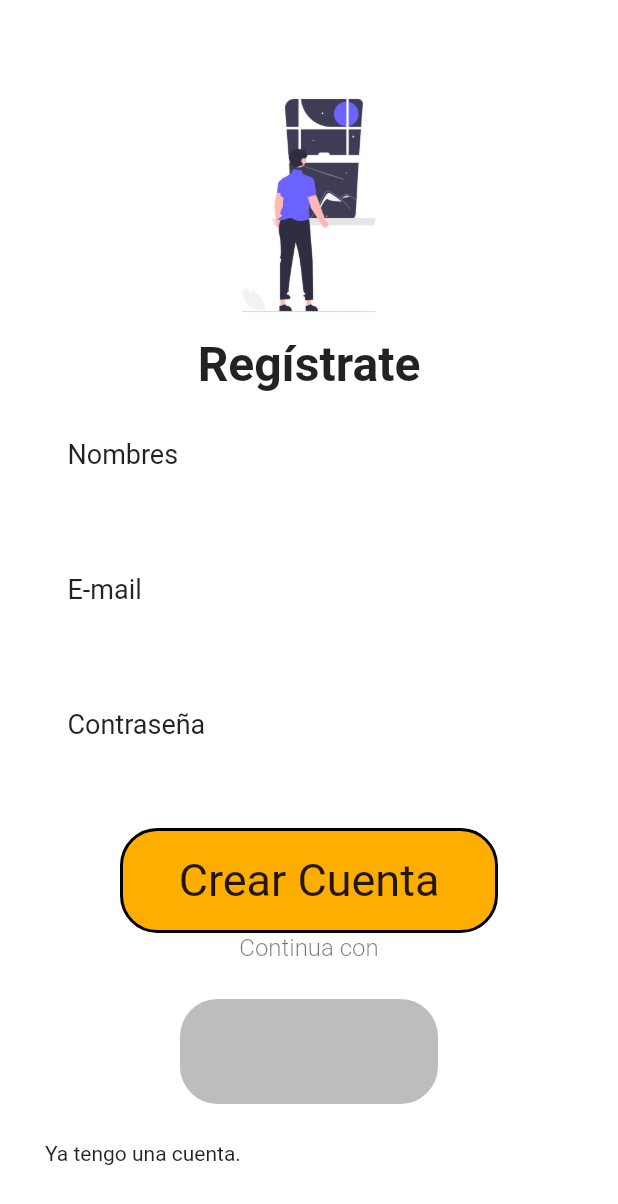
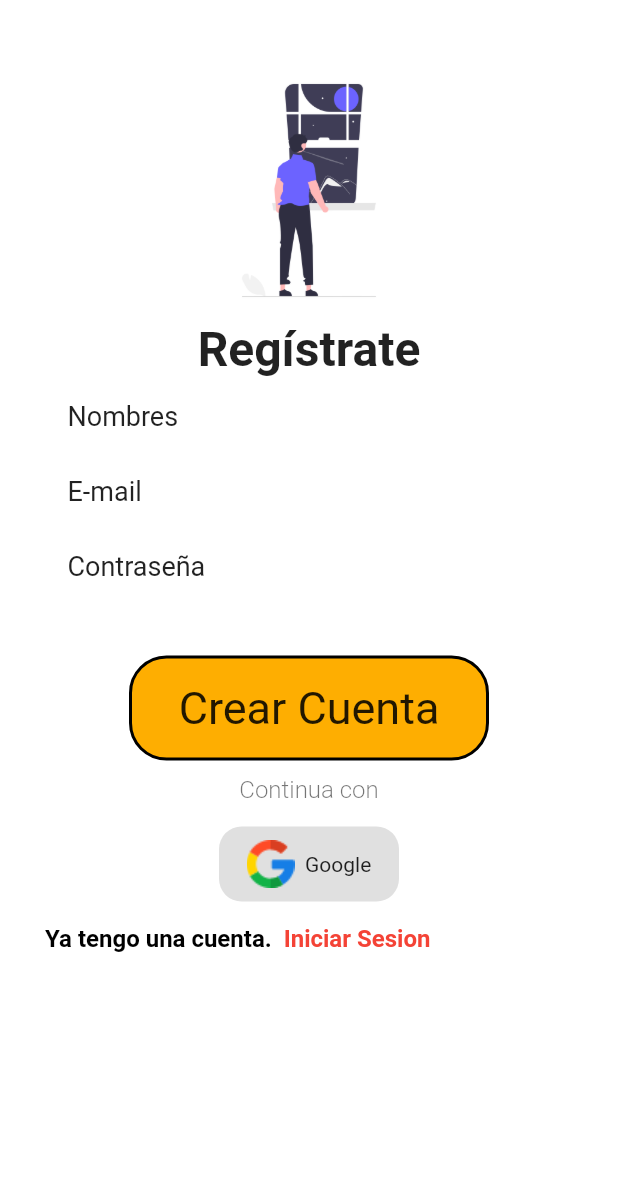
Before and after one commit to RZDN/ApuStoreApp, a Flutter app: the screen it shows after launch, after a tap on "Registrarse", on a phone screen of 412 x 824 dp. Shown: the top 1204 px of the screen. Run offline on Flutter 3.47's test engine with Material 2 defaults, Android fonts, the phone set to English and light mode, and no system bars.

Commit message:
haciendo responsive el login y register

```diff
--- a/lib/Pages/Authentication/register_page.dart
+++ b/lib/Pages/Authentication/register_page.dart
@@ -8,8 +8,18 @@ class RegisterPage extends StatefulWidget {
 }
 
 class _RegisterPageState extends State<RegisterPage> {
+  bool sizeOfScreen() {
+    double heightScreem = MediaQuery.of(context).size.height;
+
+    if (heightScreem < 700) {
+      return true;
+    }
+    return false;
+  }
+
   @override
   Widget build(BuildContext context) {
+    print(MediaQuery.of(context).size.height);
     return Scaffold(
       backgroundColor: Colors.white.withOpacity(0.9),
       body: GestureDetector(
@@ -18,31 +28,36 @@ class _RegisterPageState extends State<RegisterPage> {
         },
         child: SingleChildScrollView(
           child: Padding(
-            padding: const EdgeInsets.only(top: 50.0),
+            padding: sizeOfScreen()
+                ? const EdgeInsets.only(top: 5.0)
+                : const EdgeInsets.only(top: 40.0),
             child: Column(
               children: [
                 Center(
                   child: Image.asset(
                     "assets/images/undraw_Starry_window_re_0v82.png",
-                    scale: 5,
+                    scale: sizeOfScreen() ? 8 : 5,
                   ),
                 ),
-                const Center(
+                Center(
                   child: Text(
                     "Regístrate",
                     style: TextStyle(
-                      fontSize: 32.0,
+                      fontSize: sizeOfScreen() ? 24.0 : 32.0,
                       fontWeight: FontWeight.w700,
                     ),
                   ),
                 ),
                 Container(
-                  padding: const EdgeInsets.only(left: 45.0, top: 30.0),
+                  padding: EdgeInsets.only(
+                    left: 45.0,
+                    top: sizeOfScreen() ? 5.0 : 15.0,
+                  ),
                   alignment: Alignment.bottomLeft,
-                  child: const Text(
+                  child: Text(
                     "Nombres",
                     style: TextStyle(
-                      fontSize: 18.0,
+                      fontSize: sizeOfScreen() ? 12.0 : 18.0,
                       fontWeight: FontWeight.w400,
                     ),
                   ),
@@ -52,7 +67,11 @@ class _RegisterPageState extends State<RegisterPage> {
                   child: TextFormField(
                     keyboardType: TextInputType.name,
                     decoration: InputDecoration(
+                      isDense: true,
                       filled: true,
+                      contentPadding: sizeOfScreen()
+                          ? const EdgeInsets.all(14.0)
+                          : const EdgeInsets.all(0.0),
                       fillColor: Colors.white,
                       enabledBorder: OutlineInputBorder(
                         borderSide: const BorderSide(color: Colors.white),
@@ -67,10 +86,10 @@ class _RegisterPageState extends State<RegisterPage> {
                 Container(
                   padding: const EdgeInsets.only(left: 45.0, top: 10.0),
                   alignment: Alignment.bottomLeft,
-                  child: const Text(
+                  child: Text(
                     "E-mail",
                     style: TextStyle(
-                      fontSize: 18.0,
+                      fontSize: sizeOfScreen() ? 12.0 : 18.0,
                       fontWeight: FontWeight.w400,
                     ),
                   ),
@@ -82,7 +101,11 @@ class _RegisterPageState extends State<RegisterPage> {
                   child: TextFormField(
                     keyboardType: TextInputType.emailAddress,
                     decoration: InputDecoration(
+                      isDense: true,
                       filled: true,
+                      contentPadding: sizeOfScreen()
+                          ? const EdgeInsets.all(14.0)
+                          : const EdgeInsets.all(0.0),
                       fillColor: Colors.white,
                       enabledBorder: OutlineInputBorder(
                         borderSide: const BorderSide(color: Colors.white),
@@ -97,10 +120,10 @@ class _RegisterPageState extends State<RegisterPage> {
                 Container(
                   padding: const EdgeInsets.only(left: 45.0, top: 10.0),
                   alignment: Alignment.bottomLeft,
-                  child: const Text(
+                  child: Text(
                     "Contraseña",
                     style: TextStyle(
-                      fontSize: 18.0,
+                      fontSize: sizeOfScreen() ? 12.0 : 18.0,
                       fontWeight: FontWeight.w400,
                     ),
                   ),
@@ -108,9 +131,14 @@ class _RegisterPageState extends State<RegisterPage> {
                 Padding(
                   padding: const EdgeInsets.symmetric(horizontal: 30.0),
                   child: TextFormField(
-                    keyboardType: TextInputType.emailAddress,
+                    obscureText: true,
+                    keyboardType: TextInputType.text,
                     decoration: InputDecoration(
                       filled: true,
+                      isDense: true,
+                      contentPadding: sizeOfScreen()
+                          ? const EdgeInsets.all(14.0)
+                          : const EdgeInsets.all(0.0),
                       fillColor: Colors.white,
                       enabledBorder: OutlineInputBorder(
                         borderSide: const BorderSide(color: Colors.white),
@@ -123,23 +151,28 @@ class _RegisterPageState extends State<RegisterPage> {
                   ),
                 ),
                 Padding(
-                  padding: const EdgeInsets.symmetric(horizontal: 80.0),
+                  padding: EdgeInsets.only(
+                      top: sizeOfScreen() ? 15.0 : 30.0,
+                      bottom: sizeOfScreen() ? 5.0 : 10.0),
                   child: InkWell(
                     onTap: () {},
                     child: Container(
-                      height: 70.0,
+                      height: sizeOfScreen() ? 60.0 : 70.0,
+                      width: sizeOfScreen() ? 200.0 : 240.0,
                       decoration: BoxDecoration(
                           color: const Color(0xFFFEAE01),
-                          borderRadius: BorderRadius.circular(25.0),
+                          borderRadius: BorderRadius.circular(
+                            25.0,
+                          ),
                           border: Border.all(
                             color: Colors.black,
                             width: 2.0,
                           )),
-                      child: const Center(
+                      child: Center(
                         child: Text(
                           "Crear Cuenta",
                           style: TextStyle(
-                            fontSize: 30.0,
+                            fontSize: sizeOfScreen() ? 24.0 : 30.0,
                             fontWeight: FontWeight.w400,
                           ),
                         ),
@@ -147,31 +180,63 @@ class _RegisterPageState extends State<RegisterPage> {
                     ),
                   ),
                 ),
-                const Center(
+                Center(
                   child: Text(
                     "Continua con",
                     style: TextStyle(
-                      fontSize: 16.0,
+                      fontSize: sizeOfScreen() ? 12.0 : 16.0,
                       fontWeight: FontWeight.w300,
                       color: Colors.black54,
                     ),
                   ),
                 ),
                 Padding(
-                  padding: const EdgeInsets.symmetric(
-                      horizontal: 120.0, vertical: 25.0),
+                  padding: EdgeInsets.only(
+                    top: sizeOfScreen() ? 10.0 : 15.0,
+                  ),
                   child: Container(
-                    height: 70,
+                    height: sizeOfScreen() ? 40.0 : 50.0,
+                    width: sizeOfScreen() ? 100.0 : 120.0,
                     decoration: BoxDecoration(
-                      color: Colors.black26,
-                      borderRadius: BorderRadius.circular(25.0),
+                      color: Colors.black12,
+                      borderRadius: BorderRadius.circular(15.0),
+                    ),
+                    child: Row(
+                      mainAxisAlignment: MainAxisAlignment.center,
+                      children: [
+                        Image.asset("assets/images/google.png"),
+                        const Text("  Google"),
+                      ],
                     ),
                   ),
                 ),
                 Container(
-                  padding: EdgeInsets.only(left: 30.0, bottom: 25.0),
+                  padding: const EdgeInsets.only(
+                      left: 30.0, bottom: 25.0, top: 15.0),
                   alignment: Alignment.centerLeft,
-                  child: Text("Ya tengo una cuenta."),
+                  child: Row(
+                    children: [
+                      const Text(
+                        "Ya tengo una cuenta. ",
+                        style: TextStyle(
+                          fontSize: 16.0,
+                          color: Colors.black,
+                          fontWeight: FontWeight.w700,
+                        ),
+                      ),
+                      InkWell(
+                        onTap: (() {}),
+                        child: const Text(
+                          " Iniciar Sesion",
+                          style: TextStyle(
+                            fontSize: 16.0,
+                            color: Colors.red,
+                            fontWeight: FontWeight.w700,
+                          ),
+                        ),
+                      )
+                    ],
+                  ),
                 )
               ],
             ),
--- a/lib/main.dart
+++ b/lib/main.dart
@@ -30,44 +30,52 @@ class MyHomePage extends StatefulWidget {
 }
 
 class _MyHomePageState extends State<MyHomePage> {
+  bool sizeOfScreen() {
+    double heightScreem = MediaQuery.of(context).size.height;
+
+    if (heightScreem < 700) {
+      return true;
+    }
+    return false;
+  }
+
   @override
   Widget build(BuildContext context) {
-    print(MediaQuery.of(context).size.flipped);
     return Scaffold(
       body: Padding(
-        padding: const EdgeInsets.only(top: 40.0),
+        padding: sizeOfScreen()
+            ? const EdgeInsets.only(top: 5.0)
+            : const EdgeInsets.only(top: 40.0),
         child: Column(
           children: [
             Container(
               alignment: Alignment.topRight,
               child: Image.asset(
                 "assets/images/undraw_shopping_app_flsj.png",
-                scale: 5,
+                scale: sizeOfScreen() ? 6 : 5,
               ),
             ),
             Container(
                 padding: const EdgeInsets.only(left: 10.0),
                 alignment: Alignment.bottomLeft,
-                child: const Text(
+                child: Text(
                   "Hola¡  \nBienvenido",
                   style: TextStyle(
-                    fontSize: 50.0,
+                    fontSize: sizeOfScreen() ? 35.0 : 64.0,
                     fontWeight: FontWeight.w700,
                   ),
                 )),
             Container(
-              padding: const EdgeInsets.only(left: 10.0, right: 10.0),
+              padding:
+                  const EdgeInsets.only(left: 10.0, right: 10.0, bottom: 40.0),
               alignment: Alignment.bottomLeft,
-              child: const Text(
+              child: Text(
                 "Compra lo que necesites y recoge desde la comodidad de tu hogar.",
                 style: TextStyle(
-                  fontSize: 28.0,
+                  fontSize: sizeOfScreen() ? 22.0 : 32.0,
                   fontWeight: FontWeight.w400,
                 ),
               ),
-            ),
-            const SizedBox(
-              height: 50.0,
             ),
             InkWell(
               onTap: () {
@@ -79,7 +87,7 @@ class _MyHomePageState extends State<MyHomePage> {
               child: Padding(
                 padding: const EdgeInsets.symmetric(horizontal: 30.0),
                 child: Container(
-                  height: 75.0,
+                  height: sizeOfScreen() ? 65.0 : 75.0,
                   decoration: BoxDecoration(
                       color: const Color(0xFFFEAE01),
                       borderRadius: BorderRadius.circular(25.0),
@@ -105,7 +113,7 @@ class _MyHomePageState extends State<MyHomePage> {
             Padding(
               padding: const EdgeInsets.symmetric(horizontal: 30.0),
               child: Container(
-                height: 75.0,
+                height: sizeOfScreen() ? 65.0 : 75.0,
                 decoration: BoxDecoration(
                     borderRadius: BorderRadius.circular(25.0),
                     border: Border.all(
```
Also changed, not shown: assets/images/google.png (added).
